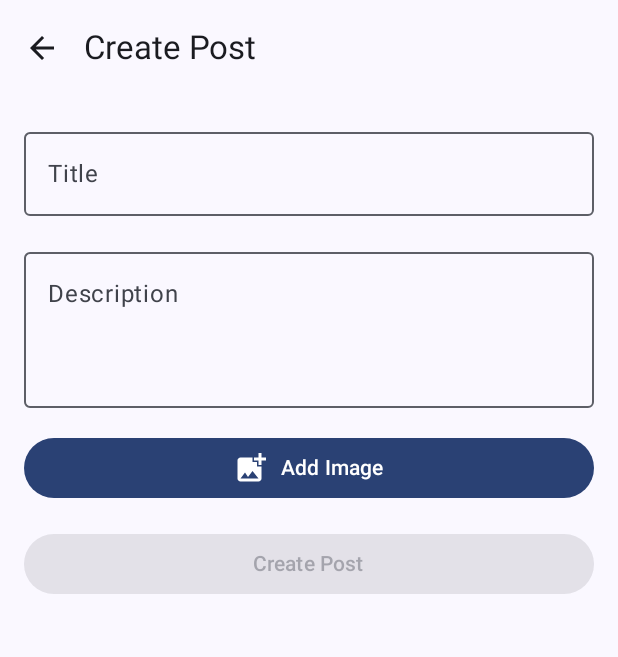
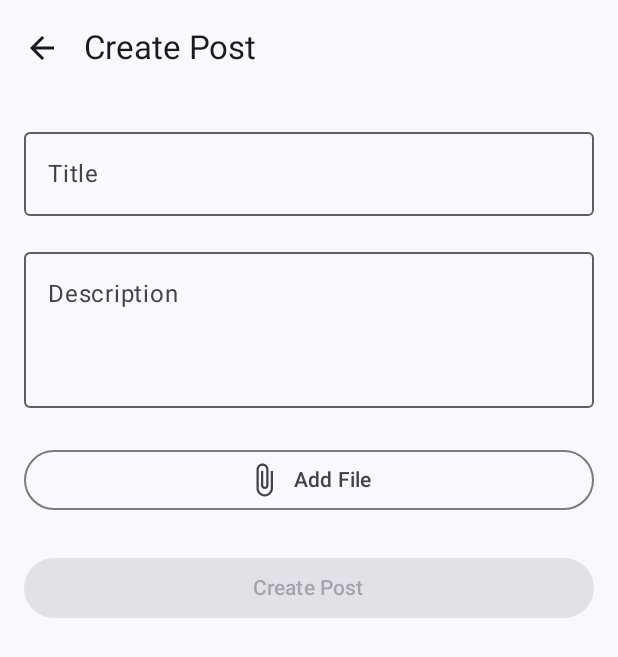
Before and after one commit to Ido-Kasher1/MediShare, an Android app built with Jetpack Compose: the CreatePostScreen screen opened through its navigation route, on a phone screen of 412 x 824 dp. Shown: the top 657 px of the screen. Run offline under Robolectric (Android 15) with nearby library versions, the phone set to English and light mode, and no system bars; our stand-ins replace Firebase (no records; nobody signed in at launch, a user with empty details on screens opened directly), Room's generated code, accompanist, paging; 6 statements that could not run were skipped.

Commit message:
Feat: change image to file

```diff
--- a/app/src/main/java/com/example/medishare/ui/screens/CreatePostScreen.kt
+++ b/app/src/main/java/com/example/medishare/ui/screens/CreatePostScreen.kt
@@ -6,17 +6,22 @@ import androidx.activity.compose.rememberLauncherForActivityResult
 import androidx.activity.result.contract.ActivityResultContracts
 import androidx.compose.foundation.layout.*
 import androidx.compose.foundation.rememberScrollState
+import androidx.compose.foundation.shape.RoundedCornerShape
 import androidx.compose.foundation.verticalScroll
 import androidx.compose.material.icons.Icons
 import androidx.compose.material.icons.filled.ArrowBack
 import androidx.compose.material.icons.filled.AddPhotoAlternate
+import androidx.compose.material.icons.filled.AttachFile
 import androidx.compose.material3.*
 import androidx.compose.runtime.*
 import androidx.compose.ui.Alignment
 import androidx.compose.ui.Modifier
+import androidx.compose.ui.draw.clip
+import androidx.compose.ui.layout.ContentScale
 import androidx.compose.ui.platform.LocalContext
 import androidx.compose.ui.unit.dp
 import androidx.lifecycle.viewmodel.compose.viewModel
+import coil.compose.AsyncImage
 import com.example.medishare.ui.viewmodels.PostViewModel
 import com.example.medishare.ui.viewmodels.PostViewModelFactory
 import com.example.medishare.ui.viewmodels.PostsState
@@ -38,7 +43,7 @@ fun CreatePostScreen(
     var selectedImageUri by remember { mutableStateOf<Uri?>(null) }
     var isCreatingPost by remember { mutableStateOf(false) }
 
-    val imagePicker = rememberLauncherForActivityResult(
+    val filePicker = rememberLauncherForActivityResult(
         contract = ActivityResultContracts.GetContent()
     ) { uri: Uri? ->
         selectedImageUri = uri
@@ -91,17 +96,30 @@ fun CreatePostScreen(
                 minLines = 3
             )
 
-            Button(
-                onClick = { imagePicker.launch("image/*") },
-                modifier = Modifier.fillMaxWidth()
+            OutlinedButton(
+                onClick = { filePicker.launch("*/*") },
+                modifier = Modifier
+                    .fillMaxWidth()
+                    .padding(vertical = 8.dp)
             ) {
-                Icon(Icons.Default.AddPhotoAlternate, contentDescription = null)
-                Spacer(modifier = Modifier.width(8.dp))
-                Text(if (selectedImageUri != null) "Change Image" else "Add Image")
+                Icon(
+                    imageVector = Icons.Default.AttachFile,
+                    contentDescription = "Attach file",
+                    modifier = Modifier.padding(end = 8.dp)
+                )
+                Text(if (selectedImageUri != null) "Change File" else "Add File")
             }
 
             selectedImageUri?.let {
-                Text("Image selected", style = MaterialTheme.typography.bodyMedium)
+                AsyncImage(
+                    model = it,
+                    contentDescription = "Selected file preview",
+                    modifier = Modifier
+                        .fillMaxWidth()
+                        .height(200.dp)
+                        .clip(RoundedCornerShape(8.dp)),
+                    contentScale = ContentScale.Inside
+                )
             }
 
             if (refreshState is PostsState.Error) {
```
Also changed, not shown: app/src/main/java/com/example/medishare/data/PostRepository.kt (+14 -4 lines), 1 other file.
